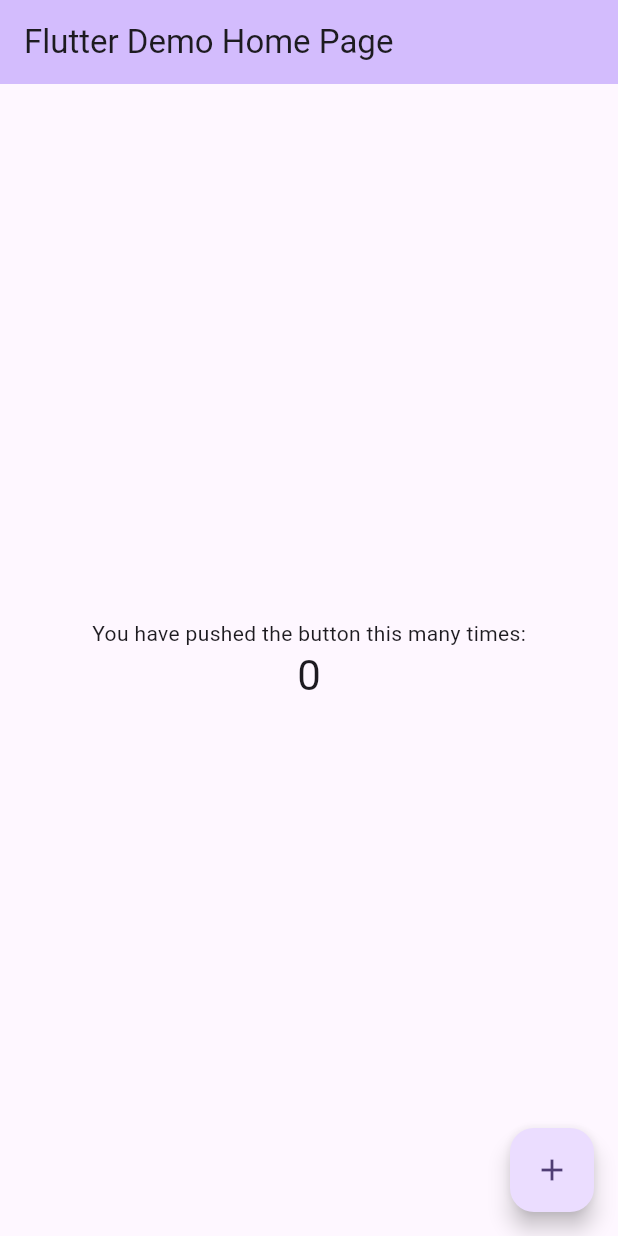
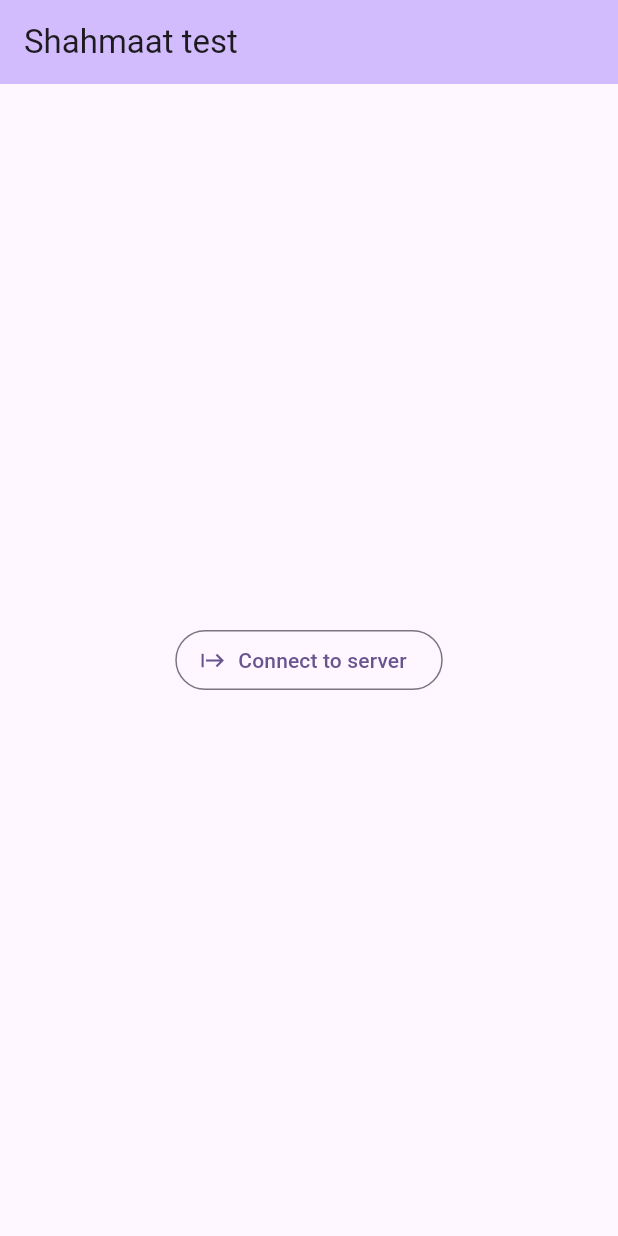
Before and after one commit to tyndarids/shahmaat, a Flutter app: the screen it shows after launch, on a phone screen of 412 x 824 dp. Run offline on Flutter 3.47's test engine with Material 3 defaults, Android fonts, the phone set to English and light mode, and no system bars.

Commit message:
Establish websocket communication with subprotocol version checking

```diff
--- a/lib/main.dart
+++ b/lib/main.dart
@@ -1,122 +1,54 @@
 import 'package:flutter/material.dart';
+import 'package:web_socket_channel/web_socket_channel.dart';
 
-void main() {
-  runApp(const MyApp());
-}
+const protocolVersion = "0.1.1";
+
+void main() => runApp(const MyApp());
 
 class MyApp extends StatelessWidget {
   const MyApp({super.key});
 
-  // This widget is the root of your application.
   @override
-  Widget build(BuildContext context) {
-    return MaterialApp(
-      title: 'Flutter Demo',
+  Widget build(BuildContext context) => MaterialApp(
+    title: 'Shahmaat',
     theme: ThemeData(
-        // This is the theme of your application.
-        //
-        // TRY THIS: Try running your application with "flutter run". You'll see
-        // the application has a purple toolbar. Then, without quitting the app,
-        // try changing the seedColor in the colorScheme below to Colors.green
-        // and then invoke "hot reload" (save your changes or press the "hot
-        // reload" button in a Flutter-supported IDE, or press "r" if you used
-        // the command line to start the app).
-        //
-        // Notice that the counter didn't reset back to zero; the application
-        // state is not lost during the reload. To reset the state, use hot
-        // restart instead.
-        //
-        // This works for code too, not just values: Most code changes can be
-        // tested with just a hot reload.
       colorScheme: ColorScheme.fromSeed(seedColor: Colors.deepPurple),
     ),
-      home: const MyHomePage(title: 'Flutter Demo Home Page'),
+    home: const MyHomePage(),
   );
-  }
 }
 
 class MyHomePage extends StatefulWidget {
-  const MyHomePage({super.key, required this.title});
-
-  // This widget is the home page of your application. It is stateful, meaning
-  // that it has a State object (defined below) that contains fields that affect
-  // how it looks.
-
-  // This class is the configuration for the state. It holds the values (in this
-  // case the title) provided by the parent (in this case the App widget) and
-  // used by the build method of the State. Fields in a Widget subclass are
-  // always marked "final".
-
-  final String title;
+  const MyHomePage({super.key});
 
   @override
   State<MyHomePage> createState() => _MyHomePageState();
 }
 
 class _MyHomePageState extends State<MyHomePage> {
-  int _counter = 0;
-
-  void _incrementCounter() {
-    setState(() {
-      // This call to setState tells the Flutter framework that something has
-      // changed in this State, which causes it to rerun the build method below
-      // so that the display can reflect the updated values. If we changed
-      // _counter without calling setState(), then the build method would not be
-      // called again, and so nothing would appear to happen.
-      _counter++;
-    });
-  }
-
   @override
-  Widget build(BuildContext context) {
-    // This method is rerun every time setState is called, for instance as done
-    // by the _incrementCounter method above.
-    //
-    // The Flutter framework has been optimized to make rerunning build methods
-    // fast, so that you can just rebuild anything that needs updating rather
-    // than having to individually change instances of widgets.
-    return Scaffold(
+  Widget build(BuildContext context) => Scaffold(
     appBar: AppBar(
-        // TRY THIS: Try changing the color here to a specific color (to
-        // Colors.amber, perhaps?) and trigger a hot reload to see the AppBar
-        // change color while the other colors stay the same.
       backgroundColor: Theme.of(context).colorScheme.inversePrimary,
-        // Here we take the value from the MyHomePage object that was created by
-        // the App.build method, and use it to set our appbar title.
-        title: Text(widget.title),
+      title: Text("Shahmaat test"),
     ),
     body: Center(
-        // Center is a layout widget. It takes a single child and positions it
-        // in the middle of the parent.
-        child: Column(
-          // Column is also a layout widget. It takes a list of children and
-          // arranges them vertically. By default, it sizes itself to fit its
-          // children horizontally, and tries to be as tall as its parent.
-          //
-          // Column has various properties to control how it sizes itself and
-          // how it positions its children. Here we use mainAxisAlignment to
-          // center the children vertically; the main axis here is the vertical
-          // axis because Columns are vertical (the cross axis would be
-          // horizontal).
-          //
-          // TRY THIS: Invoke "debug painting" (choose the "Toggle Debug Paint"
-          // action in the IDE, or press "p" in the console), to see the
-          // wireframe for each widget.
-          mainAxisAlignment: MainAxisAlignment.center,
-          children: <Widget>[
-            const Text('You have pushed the button this many times:'),
-            Text(
-              '$_counter',
-              style: Theme.of(context).textTheme.headlineMedium,
-            ),
-          ],
+      child: OutlinedButton.icon(
+        icon: Icon(Icons.start),
+        label: Text("Connect to server"),
+
+        onPressed: () async {
+          final channel = WebSocketChannel.connect(
+            Uri.parse("wss://localhost:8080"),
+            protocols: ["shahmaat_protocol_$protocolVersion"],
+          );
+          debugPrint("Sent message");
+          channel.sink.add("Hello from Flutter!");
+          final String message = await channel.stream.first;
+          debugPrint("Received: $message");
+          channel.sink.close();
+        },
       ),
     ),
-      floatingActionButton: FloatingActionButton(
-        onPressed: _incrementCounter,
-        tooltip: 'Increment',
-        child: const Icon(Icons.add),
-      ), // This trailing comma makes auto-formatting nicer for build methods.
   );
 }
-}
--- a/pubspec.yaml
+++ b/pubspec.yaml
@@ -10,6 +10,7 @@ environment:
 dependencies:
   flutter:
     sdk: flutter
+  web_socket_channel: ^3.0.2
 
 dev_dependencies:
   flutter_test:
```
Also changed, not shown: pubspec.lock, 3 other files. Lines whose indentation alone changed are shown as unchanged.
